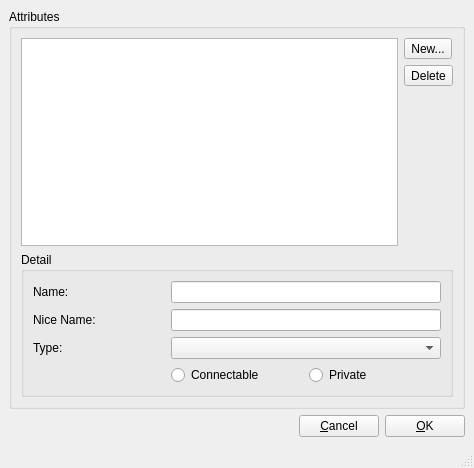
Before: the Qt Designer form ui/AttributeManager.ui in mfessenden/SceneGraph, drawn with Qt 5.
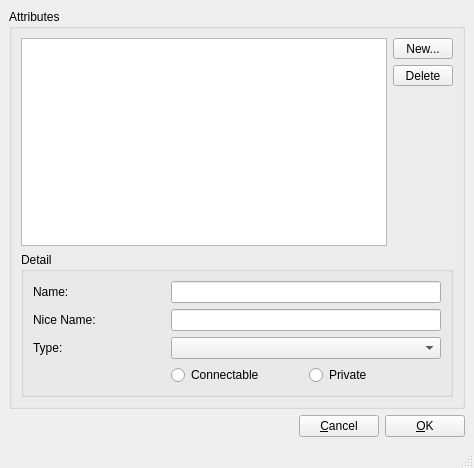
After: the same form once the commit is applied.

Commit message: - add event callbacks for attribute changes - stylesheet entries for QSpinBox

The edit to the form file:
```diff
--- a/ui/AttributeManager.ui
+++ b/ui/AttributeManager.ui
@@ -30,6 +30,12 @@
           <layout class="QVBoxLayout" name="actionButtonsLayout">
            <item>
             <widget class="QToolButton" name="tb_new">
+             <property name="minimumSize">
+              <size>
+               <width>60</width>
+               <height>0</height>
+              </size>
+             </property>
              <property name="text">
               <string>New...</string>
              </property>
@@ -37,6 +43,12 @@
            </item>
            <item>
             <widget class="QToolButton" name="tb_delete">
+             <property name="minimumSize">
+              <size>
+               <width>60</width>
+               <height>0</height>
+              </size>
+             </property>
              <property name="text">
               <string>Delete</string>
              </property>
```
Left out of the diff: 6 changed lines with no effect on the pictures. The commit also changes 10 other files.
